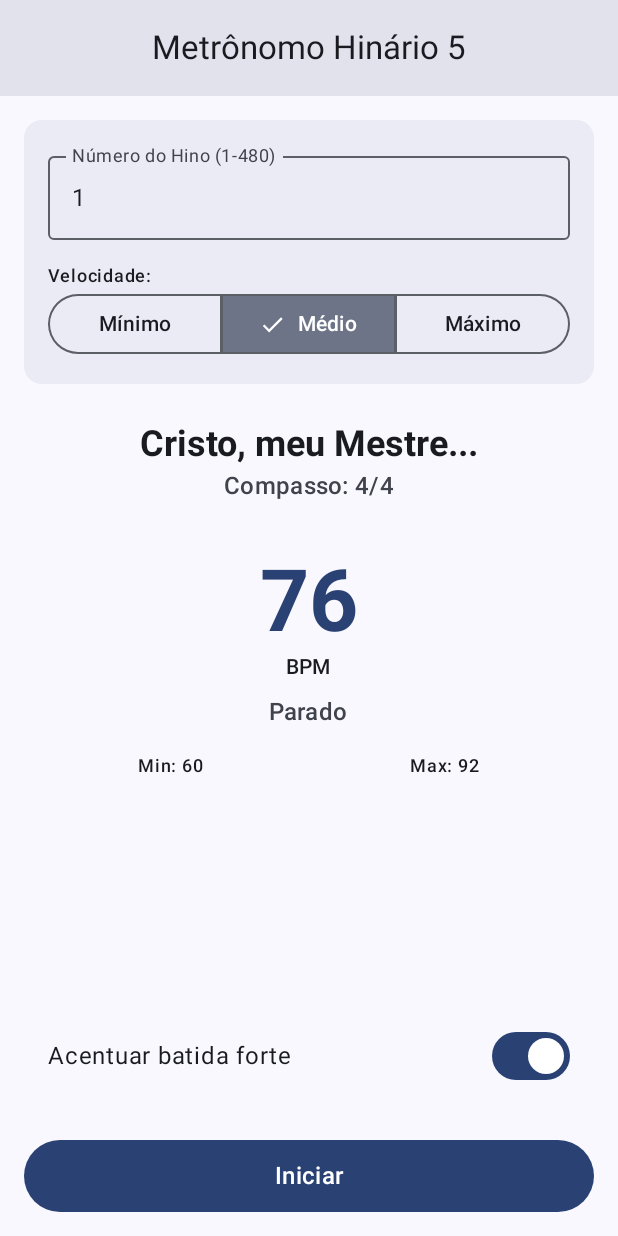
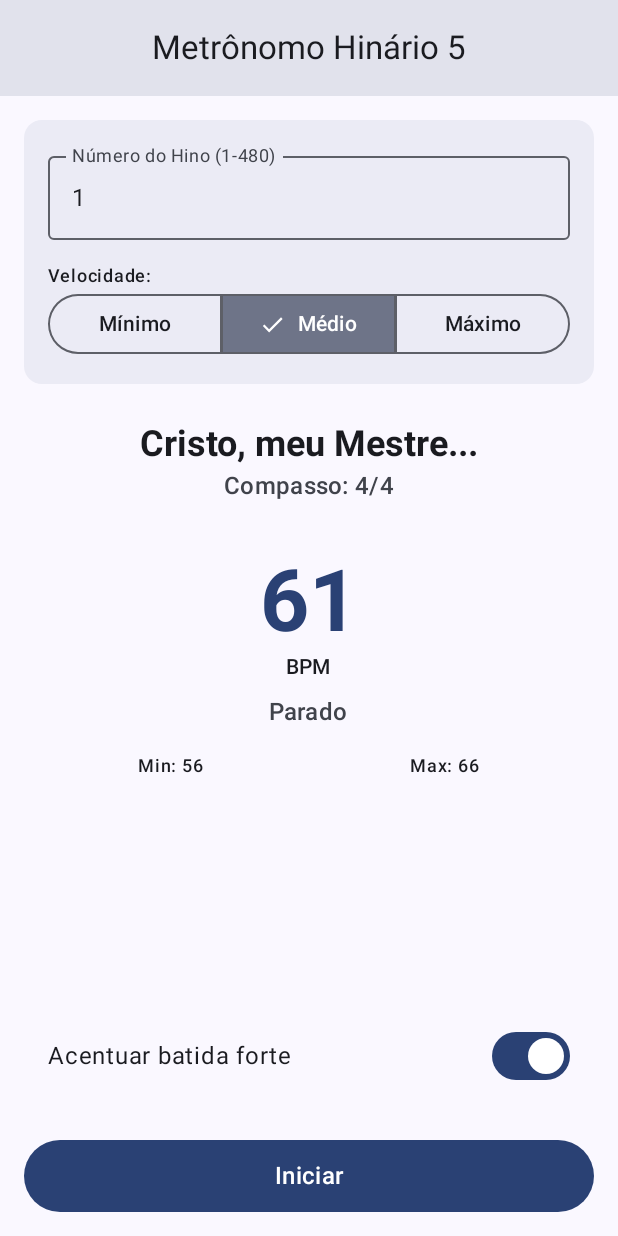
Before and after one commit to PedroScheffer/MetronomoHinario, an Android app built with Jetpack Compose: the screen it shows after launch (MainActivity), on a phone screen of 412 x 824 dp. Run offline under Robolectric (Android 15) with nearby library versions, the light colour scheme and no system bars.

Commit message:
Atualizações layout e data

```diff
--- a/app/src/main/java/devandroid/pedroscheffer/metronomohinario/data/HymnRepository.kt
+++ b/app/src/main/java/devandroid/pedroscheffer/metronomohinario/data/HymnRepository.kt
@@ -2,10 +2,10 @@ package devandroid.pedroscheffer.metronomohinario.data
 
 object HymnRepository {
     private val hymnMap: Map<Int, HymnData> = mapOf(
-        1 to HymnData(1, "Cristo, meu Mestre...", "4/4", 76, 60, 92),
-        2 to HymnData(2, "De Deus tu és eleita", "4/4", 80, 70, 90),
-        3 to HymnData(3, "Faz-nos ouvir Tua voz", "4/4", 68, 50, 85),
-        4 to HymnData(4, "Ouve a nossa oração", "6/4", 125, 100, 150),
+        1 to HymnData(1, "Cristo, meu Mestre...", "4/4", 61, 56, 66),
+        2 to HymnData(2, "De Deus tu és eleita", "4/4", 70, 60, 80),
+        3 to HymnData(3, "Faz-nos ouvir Tua voz", "4/4", 68, 60, 76),
+        4 to HymnData(4, "Ouve a nossa oração", "6/4", 125, 112, 138),
         330 to HymnData(330, "Ao findar a jornada", "4/4", 77, 66, 88)
     )
 
--- a/app/src/main/java/devandroid/pedroscheffer/metronomohinario/ui/MainScreen.kt
+++ b/app/src/main/java/devandroid/pedroscheffer/metronomohinario/ui/MainScreen.kt
@@ -10,17 +10,14 @@ import androidx.compose.ui.text.font.FontWeight
 import androidx.compose.ui.text.input.KeyboardType
 import androidx.compose.ui.unit.dp
 import devandroid.pedroscheffer.metronomohinario.viewmodel.MetronomeViewModel
-import devandroid.pedroscheffer.metronomohinario.ui.SpeedTier
 
 @OptIn(ExperimentalMaterial3Api::class)
 @Composable
 fun MainScreen(viewModel: MetronomeViewModel) {
-
     val uiState by viewModel.uiState.collectAsState()
 
     Scaffold(
         topBar = {
-
             CenterAlignedTopAppBar(
                 title = { Text("Metrônomo Hinário 5") },
                 colors = TopAppBarDefaults.centerAlignedTopAppBarColors(
@@ -29,7 +26,6 @@ fun MainScreen(viewModel: MetronomeViewModel) {
             )
         },
         bottomBar = {
-
             BottomAppBar(
                 containerColor = MaterialTheme.colorScheme.surface,
                 contentPadding = PaddingValues(16.dp)
@@ -85,7 +81,6 @@ fun MainScreen(viewModel: MetronomeViewModel) {
     }
 }
 
-
 @OptIn(ExperimentalMaterial3Api::class)
 @Composable
 private fun SelectionCard(
@@ -94,7 +89,6 @@ private fun SelectionCard(
     onHymnInputChange: (String) -> Unit,
     onSpeedChange: (SpeedTier) -> Unit
 ) {
-
     Surface(
         modifier = Modifier.fillMaxWidth(),
         shape = MaterialTheme.shapes.medium,
@@ -103,7 +97,12 @@ private fun SelectionCard(
         Column(Modifier.padding(16.dp)) {
             OutlinedTextField(
                 value = hymnInput,
-                onValueChange = onHymnInputChange,
+                onValueChange = { newText ->
+
+                    if (newText.length <= 3) {
+                        onHymnInputChange(newText)
+                    }
+                },
                 label = { Text("Número do Hino (1-480)") },
                 keyboardOptions = KeyboardOptions(keyboardType = KeyboardType.Number),
                 modifier = Modifier.fillMaxWidth(),
@@ -146,12 +145,10 @@ private fun MetronomeDashboard(
     maxBpm: Int,
     statusText: String
 ) {
-
     Column(
         modifier = Modifier.fillMaxWidth(),
         horizontalAlignment = Alignment.CenterHorizontally
     ) {
-
         Text(
             text = hymnTitle,
             style = MaterialTheme.typography.headlineSmall,
@@ -166,8 +163,8 @@ private fun MetronomeDashboard(
         Spacer(Modifier.height(32.dp))
 
         Text(
-            text = "$currentBpm", // O BPM atual!
-            style = MaterialTheme.typography.displayLarge, // <-- Fonte GIGANTE
+            text = "$currentBpm",
+            style = MaterialTheme.typography.displayLarge,
             fontWeight = FontWeight.Bold,
             color = MaterialTheme.colorScheme.primary
         )
@@ -187,7 +184,7 @@ private fun MetronomeDashboard(
         Spacer(Modifier.height(16.dp))
 
         Row(
-            modifier = Modifier.fillMaxWidth(0.6f), // Ocupa 60% da largura
+            modifier = Modifier.fillMaxWidth(0.6f),
             horizontalArrangement = Arrangement.SpaceBetween
         ) {
             Text(
@@ -207,7 +204,6 @@ private fun AccentToggle(
     accentEnabled: Boolean,
     onAccentToggleChanged: (Boolean) -> Unit
 ) {
-
     Row(
         modifier = Modifier
             .fillMaxWidth()
--- a/app/src/main/java/devandroid/pedroscheffer/metronomohinario/viewmodel/MetronomeViewModel.kt
+++ b/app/src/main/java/devandroid/pedroscheffer/metronomohinario/viewmodel/MetronomeViewModel.kt
@@ -3,7 +3,7 @@ package devandroid.pedroscheffer.metronomohinario.viewmodel
 import androidx.lifecycle.ViewModel
 import devandroid.pedroscheffer.metronomohinario.core.MetronomeEngine
 import devandroid.pedroscheffer.metronomohinario.data.HymnRepository
-import devandroid.pedroscheffer.metronomohinario.ui.SpeedTier // <-- IMPORT NOVO
+import devandroid.pedroscheffer.metronomohinario.ui.SpeedTier
 import kotlinx.coroutines.flow.MutableStateFlow
 import kotlinx.coroutines.flow.StateFlow
 import kotlinx.coroutines.flow.update
@@ -17,7 +17,7 @@ data class MetronomeUiState(
     val maxBpm: Int = 200,
     val isPlaying: Boolean = false,
     val accentEnabled: Boolean = true,
-    val selectedSpeed: SpeedTier = SpeedTier.MED // <-- CAMPO NOVO
+    val selectedSpeed: SpeedTier = SpeedTier.MED
 )
 
 class MetronomeViewModel(private val engine: MetronomeEngine) : ViewModel() {
@@ -32,32 +32,33 @@ class MetronomeViewModel(private val engine: MetronomeEngine) : ViewModel() {
     }
 
     fun onHymnNumberChanged(input: String) {
+
+        _uiState.update { it.copy(hymnNumberInput = input) }
+
         val number = input.toIntOrNull()
 
         if (number != null && number in 1..480) {
             repository.getHymnData(number)?.let { data ->
+
+                val defaultBpm = data.averageBpm
+
                 _uiState.update {
                     it.copy(
-                        hymnNumberInput = input,
                         hymnName = data.name,
                         timeSignature = data.timeSignature,
-                        bpm = data.averageBpm,
+                        bpm = defaultBpm,
                         minBpm = data.minBpm,
                         maxBpm = data.maxBpm,
                         selectedSpeed = SpeedTier.MED
                     )
                 }
-                engine.setBpm(data.averageBpm)
+                engine.setBpm(defaultBpm)
                 engine.setTimeSignature(data.timeSignature)
             }
-        } else {
-
-            _uiState.update { it.copy(hymnNumberInput = input) }
         }
     }
 
     fun onSpeedTierChanged(tier: SpeedTier) {
-
         val currentHymn = _uiState.value.hymnNumberInput.toIntOrNull()?.let {
             repository.getHymnData(it)
         } ?: return
@@ -74,7 +75,6 @@ class MetronomeViewModel(private val engine: MetronomeEngine) : ViewModel() {
                 bpm = newBpm
             )
         }
-
         engine.setBpm(newBpm)
     }
 
```
